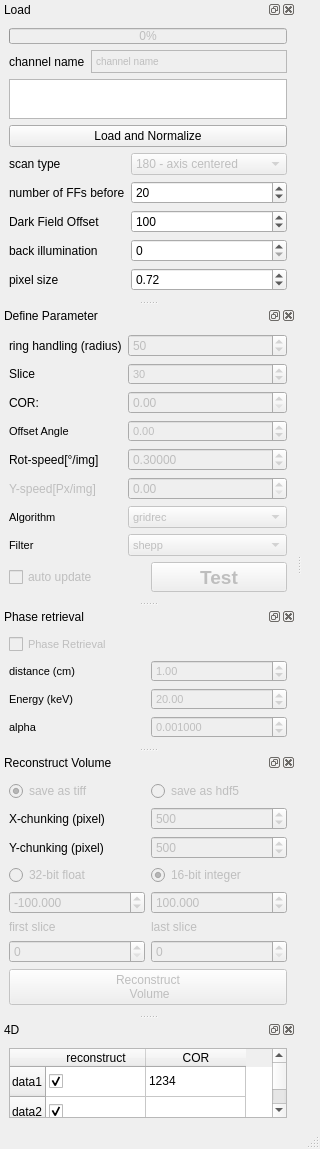
Above: BAMline_on_the_fly_CT-reco/on_the_fly_CT_reco_hdf_dock_widget.ui from HMarkoetter/BAMline_CT_preview_RECO before the change. Below: the same form after it.
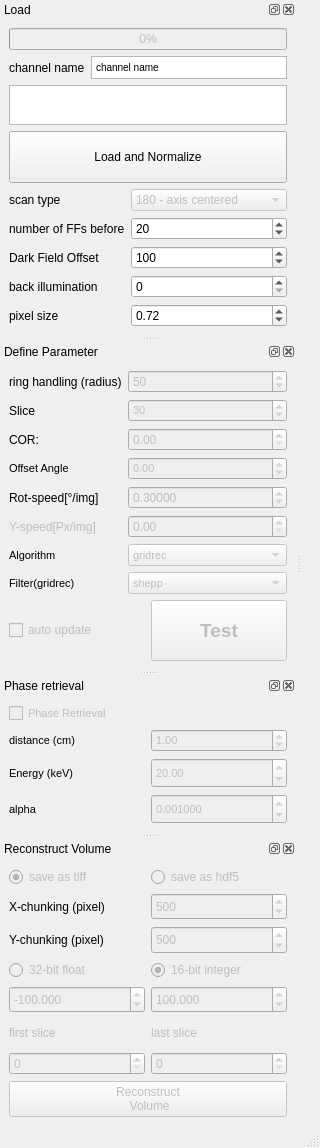
That is the form after the change.

Commit message: bug fix - ring filter in volume reconstruction

Diff of the .ui file:
```diff
--- a/BAMline_on_the_fly_CT-reco/on_the_fly_CT_reco_hdf_dock_widget.ui
+++ b/BAMline_on_the_fly_CT-reco/on_the_fly_CT_reco_hdf_dock_widget.ui
@@ -7,7 +7,7 @@
     <x>0</x>
     <y>0</y>
     <width>320</width>
-    <height>1140</height>
+    <height>1148</height>
    </rect>
   </property>
   <property name="windowTitle">
@@ -64,7 +64,7 @@
        <item row="0" column="1">
         <widget class="QTextBrowser" name="Qchannel_name">
          <property name="enabled">
-          <bool>false</bool>
+          <bool>true</bool>
          </property>
          <property name="maximumSize">
           <size>
@@ -470,7 +470,7 @@
           </font>
          </property>
          <property name="text">
-          <string>Filter</string>
+          <string>Filter(gridrec)</string>
          </property>
         </widget>
        </item>
@@ -1192,77 +1192,6 @@
     </layout>
    </widget>
   </widget>
-  <widget class="QDockWidget" name="dockWidget">
-   <property name="windowTitle">
-    <string>4D</string>
-   </property>
-   <attribute name="dockWidgetArea">
-    <number>1</number>
-   </attribute>
-   <widget class="QWidget" name="dockWidgetContents_6">
-    <layout class="QGridLayout" name="gridLayout_11">
-     <item row="0" column="0">
-      <widget class="QTableWidget" name="tableWidget">
-       <row>
-        <property name="text">
-         <string>data1</string>
-        </property>
-       </row>
-       <row>
-        <property name="text">
-         <string>data2</string>
-        </property>
-       </row>
-       <row>
-        <property name="text">
-         <string>data3</string>
-        </property>
-       </row>
-       <row>
-        <property name="text">
-         <string>data4</string>
-        </property>
-       </row>
-       <column>
-        <property name="text">
-         <string>reconstruct</string>
-        </property>
-       </column>
-       <column>
-        <property name="text">
-         <string>COR</string>
-        </property>
-       </column>
-       <item row="0" column="0">
-        <property name="checkState">
-         <enum>Checked</enum>
-        </property>
-       </item>
-       <item row="0" column="1">
-        <property name="text">
-         <string>1234</string>
-        </property>
-       </item>
-       <item row="1" column="0">
-        <property name="checkState">
-         <enum>Checked</enum>
-        </property>
-       </item>
-       <item row="2" column="0">
-        <property name="checkState">
-         <enum>Checked</enum>
-        </property>
-       </item>
-       <item row="3" column="0">
-        <property name="checkState">
-         <enum>Checked</enum>
-        </property>
-       </item>
-      </widget>
-     </item>
-    </layout>
-   </widget>
-  </widget>
  </widget>
  <resources/>
  <connections/>
```
Left out of the diff: 65 changed lines with no effect on the pictures. The commit also changes 1 other file.
